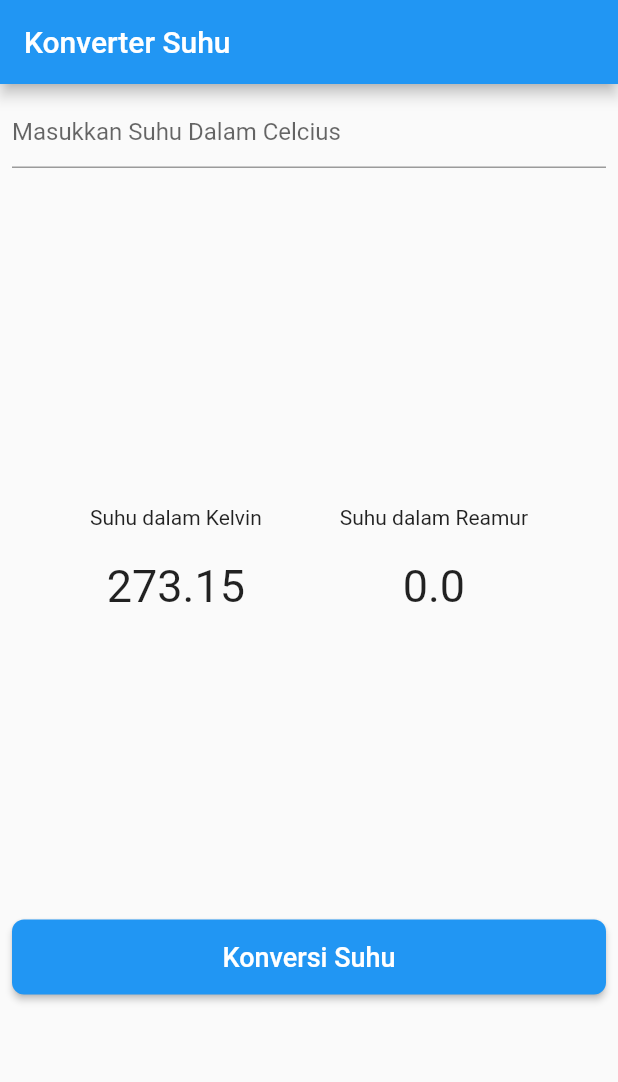
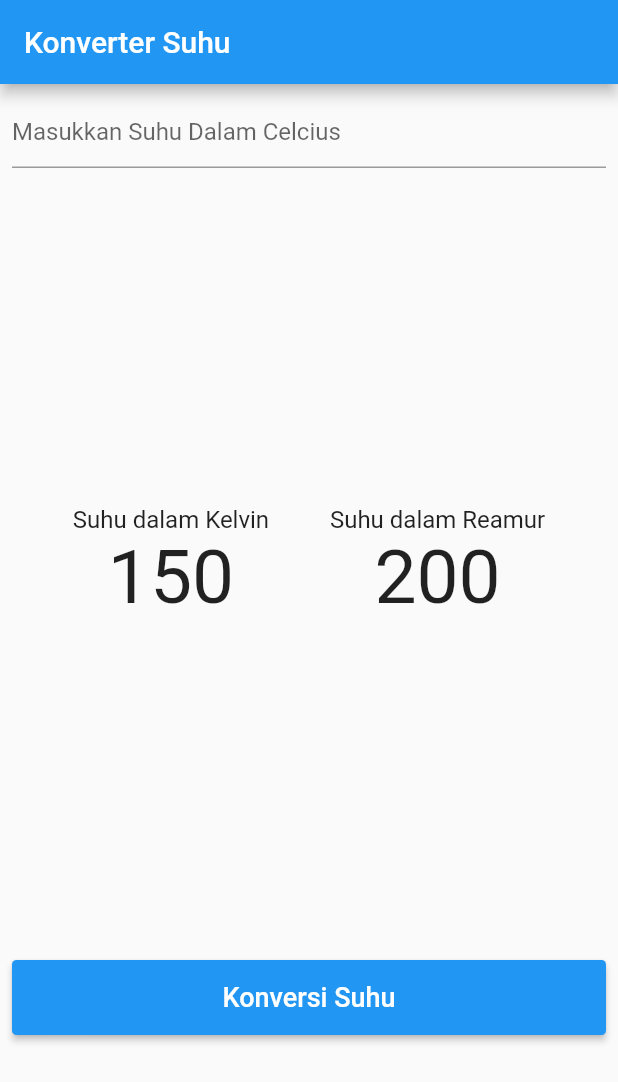
Before and after one commit to serliputri/Pemrograman-Mobile-2023, a Flutter app: the screen it shows after launch, after a tap on "Konversi Suhu", on a phone screen of 412 x 824 dp. Shown: the top 1082 px of the screen. Run offline on Flutter 3.47's test engine with Material 2 defaults, Android fonts, the phone set to English and light mode, and no system bars; our stand-ins replace carousel_slider, font_awesome_flutter.

Commit message:
layout konversi suhu 17-11-2023

```diff
--- a/Konversi Suhu/serli_konv_suhu/lib/main.dart
+++ b/Konversi Suhu/serli_konv_suhu/lib/main.dart
@@ -29,11 +29,6 @@ class _MyHomePageState extends State<MyHomePage> {
   double celcius = 0.0;
   double kelvin = 0.0;
   double reamur = 0.0;
-
-  void _convertTemperature() {
-    kelvin = celcius + 273.15;
-    reamur = celcius * 4 / 5;
-  }
 
   @override
   Widget build(BuildContext context) {
@@ -74,16 +69,16 @@ class _MyHomePageState extends State<MyHomePage> {
                   children: [
                     Column(
                       children: [
-                        Text("Suhu dalam Kelvin", style: TextStyle(fontSize: 14)),
+                        Text("Suhu dalam Kelvin", style: TextStyle(fontSize: 16)),
+                        Text("150", style: TextStyle(fontSize: 50)),
                         SizedBox(height: 20),
-                        Text("$kelvin", style: TextStyle(fontSize: 30)),
                       ],
                     ),
                     Column(
                       children: [
-                        Text("Suhu dalam Reamur", style: TextStyle(fontSize: 14)),
+                        Text("Suhu dalam Reamur", style: TextStyle(fontSize: 16)),
+                        Text("200", style: TextStyle(fontSize: 50)),
                         SizedBox(height: 20),
-                        Text("$reamur", style: TextStyle(fontSize: 30)),
                       ],
                     ),
                   ],
@@ -94,14 +89,11 @@ class _MyHomePageState extends State<MyHomePage> {
                 margin: EdgeInsets.only(top: 200),
                 child: ElevatedButton(
                   onPressed: () {
-                    setState(() {
-                      _convertTemperature();
-                    });
                   },
                   style: ElevatedButton.styleFrom(
                     primary: Colors.blue,
                     shape: RoundedRectangleBorder(
-                      borderRadius: BorderRadius.circular(8),
+                      borderRadius: BorderRadius.circular(3),
                     ),
                     minimumSize: Size(460, 50),
                   ),
```
